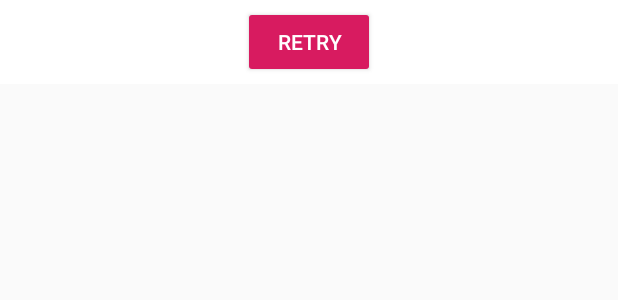
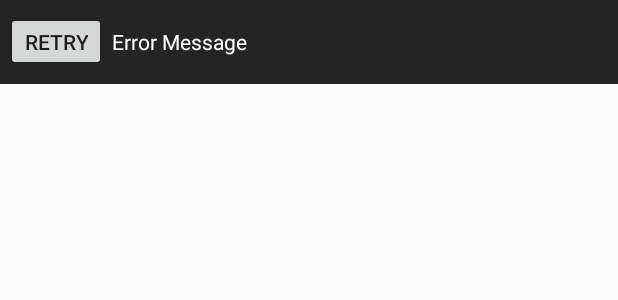
Before and after one commit to SargisKhlopuzyan/LastFm, an Android app: the layout layout_recycler_view_item_artists_search_network_error.xml on its own in the app's theme, with its tools: preview values and no code run, on a phone screen of 412 x 824 dp. Shown: the top 300 px of the screen. Run offline under Robolectric (Android 15) with nearby library versions, the phone set to English and light mode, and no system bars.

Commit message:
Improves adapters behavior for error case

```diff
--- a/app/src/main/java/app/sargis/khlopuzyan/lastfm/ui/album_details/AlbumDetailsFragment.kt
+++ b/app/src/main/java/app/sargis/khlopuzyan/lastfm/ui/album_details/AlbumDetailsFragment.kt
@@ -43,7 +43,7 @@ class AlbumDetailsFragment : DaggerFragmentX() {
 
     companion object {
 
-        const val ARG_ALBUM = "arg_album"
+        private const val ARG_ALBUM = "arg_album"
         fun newInstance(album: Album) = AlbumDetailsFragment().apply {
             arguments = Bundle().apply {
                 putParcelable(ARG_ALBUM, album)
--- a/app/src/main/java/app/sargis/khlopuzyan/lastfm/ui/artists_search/ArtistsSearchAdapter.kt
+++ b/app/src/main/java/app/sargis/khlopuzyan/lastfm/ui/artists_search/ArtistsSearchAdapter.kt
@@ -85,6 +85,9 @@ class ArtistsSearchAdapter(
         when (getItemViewType(position)) {
 
             R.layout.layout_recycler_view_item_artists_search -> {
+                if (networkState is NetworkState.Failure && (itemCount > 1) && (position == itemCount - 2)) {
+                    viewModel.networkState.value = NetworkState.Loaded
+                }
                 (holder as ArtistViewHolder).bindItem(getItem(position), viewModel)
             }
 
@@ -134,7 +137,8 @@ class ArtistsSearchAdapter(
 
     override fun setNetworkState(newNetworkState: NetworkState?) {
         networkState = newNetworkState
-        notifyItemChanged(0)
+        val pos = if (itemCount > 0) itemCount - 1 else 0
+        notifyItemChanged(pos)
     }
 
     // ViewHolder
--- a/app/src/main/java/app/sargis/khlopuzyan/lastfm/ui/cached_albums/CachedAlbumsFragment.kt
+++ b/app/src/main/java/app/sargis/khlopuzyan/lastfm/ui/cached_albums/CachedAlbumsFragment.kt
@@ -87,7 +87,7 @@ class CachedAlbumsFragment : DaggerFragmentX() {
         activity?.supportFragmentManager?.commit {
             replace(
                 android.R.id.content,
-                ArtistsSearchFragment.newInstance(),
+                ArtistsSearchFragment.newInstance(requestFocus = true),
                 "artists_search_fragment"
             ).addToBackStack("artists_search")
         }
--- a/app/src/main/java/app/sargis/khlopuzyan/lastfm/ui/top_albums/TopAlbumsAdapter.kt
+++ b/app/src/main/java/app/sargis/khlopuzyan/lastfm/ui/top_albums/TopAlbumsAdapter.kt
@@ -84,6 +84,9 @@ class TopAlbumsAdapter(
         when (getItemViewType(position)) {
 
             R.layout.layout_recycler_view_item_top_albums -> {
+                if (networkState is NetworkState.Failure && (itemCount > 1) && (position == itemCount - 2)) {
+                    viewModel.networkState.value = NetworkState.Loaded
+                }
                 (holder as TopAlbumsViewHolder).bindItem(getItem(position), viewModel)
             }
 
@@ -133,7 +136,8 @@ class TopAlbumsAdapter(
 
     override fun setNetworkState(newNetworkState: NetworkState?) {
         networkState = newNetworkState
-        notifyItemChanged(0)
+        val pos = if (itemCount > 0) itemCount - 1 else 0
+        notifyItemChanged(pos)
     }
 
     class TopAlbumsViewHolder(private val binding: LayoutRecyclerViewItemTopAlbumsBinding) :
--- a/app/src/main/java/app/sargis/khlopuzyan/lastfm/ui/top_albums/TopAlbumsViewModel.kt
+++ b/app/src/main/java/app/sargis/khlopuzyan/lastfm/ui/top_albums/TopAlbumsViewModel.kt
@@ -27,6 +27,7 @@ class TopAlbumsViewModel constructor(
     val networkState = MutableLiveData<NetworkState>()
 
     var topAlbumsLiveData: MutableLiveData<MutableList<Album>> = MutableLiveData(mutableListOf())
+    val errorMessageLiveData = MutableLiveData<String>()
 
     fun retry() {
         searchMoreAlbums()
@@ -169,13 +170,13 @@ class TopAlbumsViewModel constructor(
                 }
 
                 is Result.Error -> {
-                    showToastLiveData.value =
+                    errorMessageLiveData.value =
                         "Something went wrong!\nError code: ${resultTopAlbums.errorCode}"
                     networkState.value = NetworkState.Failure(null/*resultTopAlbums.errorCode*/)
                 }
 
                 is Result.Failure -> {
-                    showToastLiveData.value =
+                    errorMessageLiveData.value =
                         "Something went wrong!\nError message: ${resultTopAlbums.error?.message}"
                     networkState.value = NetworkState.Failure(resultTopAlbums.error)
                 }
--- a/app/src/main/res/layout/layout_recycler_view_item_artists_search_network_error.xml
+++ b/app/src/main/res/layout/layout_recycler_view_item_artists_search_network_error.xml
@@ -1,5 +1,6 @@
 <?xml version="1.0" encoding="utf-8"?>
-<layout xmlns:android="http://schemas.android.com/apk/res/android">
+<layout xmlns:android="http://schemas.android.com/apk/res/android"
+    xmlns:tools="http://schemas.android.com/tools">
 
     <data>
 
@@ -11,20 +12,31 @@
 
     <LinearLayout
         android:layout_width="match_parent"
-        android:layout_height="wrap_content"
-        android:background="@android:color/white"
+        android:layout_height="?attr/actionBarSize"
+        android:background="@color/colorErrorBackground"
         android:gravity="center"
-        android:minHeight="?attr/actionBarSize"
-        android:orientation="vertical">
+        android:orientation="horizontal"
+        android:padding="4dp">
 
         <Button
             android:id="@+id/buttonRetry"
-            style="@style/Widget.AppCompat.Button.Colored"
             android:layout_width="wrap_content"
             android:layout_height="wrap_content"
-            android:layout_gravity="center"
-            android:onClick="@{() -> viewModel.retry()}"
+            android:layout_gravity="left|center|center_vertical"
+            android:minWidth="0dp"
+            android:minHeight="0dp"
+            android:onClick="@{(v) -> viewModel.retry(v)}"
             android:text="@string/retry" />
+
+        <TextView
+            android:id="@+id/textViewErrorMessage"
+            android:layout_width="match_parent"
+            android:layout_height="match_parent"
+            android:layout_marginLeft="4dp"
+            android:gravity="center_vertical"
+            android:text="@{viewModel.errorMessageLiveData}"
+            android:textColor="@android:color/white"
+            tools:text="Error Message" />
 
     </LinearLayout>
 
--- a/app/src/main/res/values/colors.xml
+++ b/app/src/main/res/values/colors.xml
@@ -3,5 +3,6 @@
     <color name="colorPrimary">#008577</color>
     <color name="colorPrimaryDark">#00574B</color>
     <color name="colorAccent">#D81B60</color>
-    <color name="colorText">#161616</color>
+    <color name="colorText">#242424</color>
+    <color name="colorErrorBackground">#242424</color>
 </resources>
```
Also changed, not shown: app/src/main/java/app/sargis/khlopuzyan/lastfm/database/dao/LastFmDAO.kt (+5 -5 lines), app/src/main/java/app/sargis/khlopuzyan/lastfm/ui/artists_search/ArtistsSearchFragment.kt (+13 -3 lines), app/src/main/java/app/sargis/khlopuzyan/lastfm/ui/artists_search/ArtistsSearchViewModel.kt (+9 -6 lines), app/src/main/res/layout/layout_recycler_view_item_top_albums_network_error.xml (+19 -7 lines).
